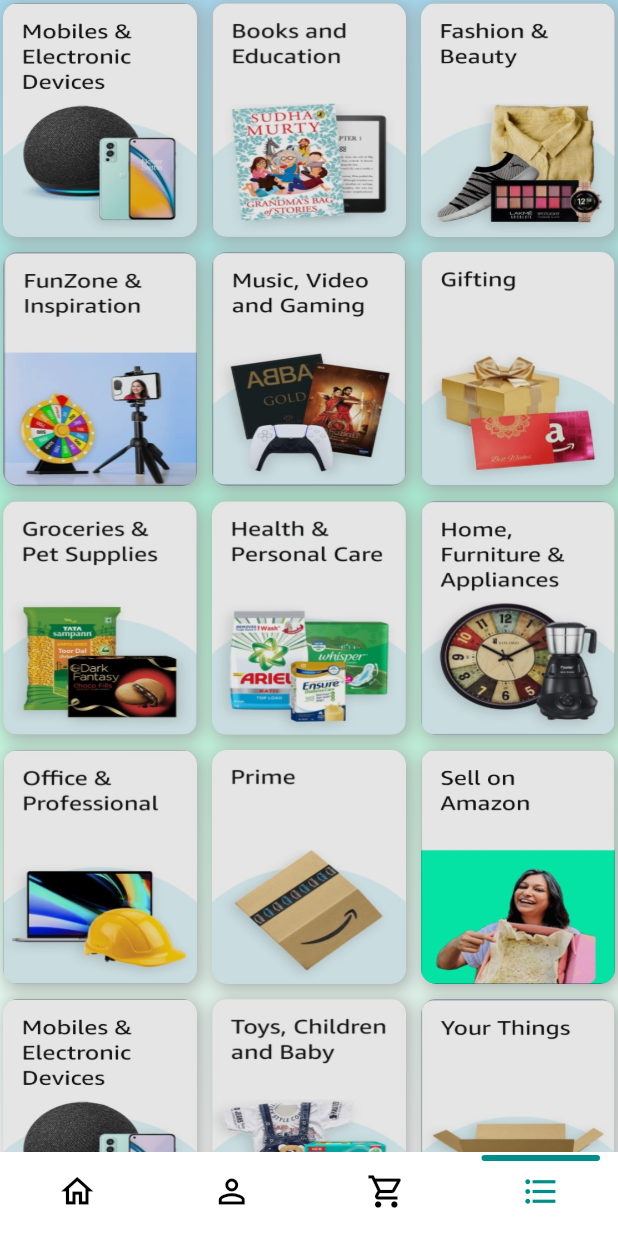
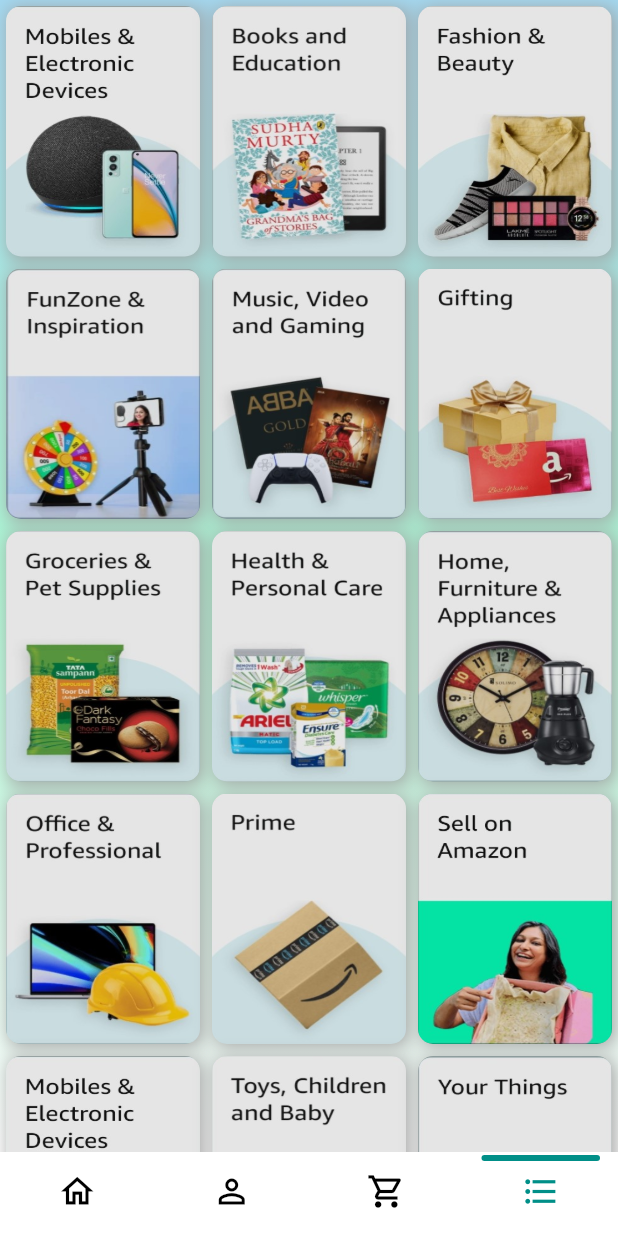
Before and after one commit to rahulshinders/AmazonCloneApp, a Flutter app: the screen it shows after launch, item 4 of the bottom bar chosen, on a phone screen of 412 x 824 dp. Run offline on Flutter 3.47's test engine with Material 2 defaults, Android fonts, the phone set to English and light mode, and no system bars; drawn by our look-alikes of persistent_bottom_nav_bar; our stand-ins replace google_fonts, lottie.

Commit message:
updated options page

```diff
--- a/lib/screens/options_page.dart
+++ b/lib/screens/options_page.dart
@@ -40,13 +40,11 @@
                 itemCount: images.length,
                 gridDelegate: const SliverGridDelegateWithFixedCrossAxisCount(
                     crossAxisCount: 3,
-                    crossAxisSpacing: 6.0,
-                    mainAxisSpacing: 6.0,
-                    mainAxisExtent: 160),
+                    mainAxisExtent: 175),
                 itemBuilder: (BuildContext context, int index) {
                   return Container(
                     margin: const EdgeInsets.only(
-                        top: 2, left: 2, right: 2, bottom: 2),
+                        top: 4, left: 4, right: 4, bottom: 4),
                     decoration: const BoxDecoration(
                       boxShadow: [
                         BoxShadow(
```
